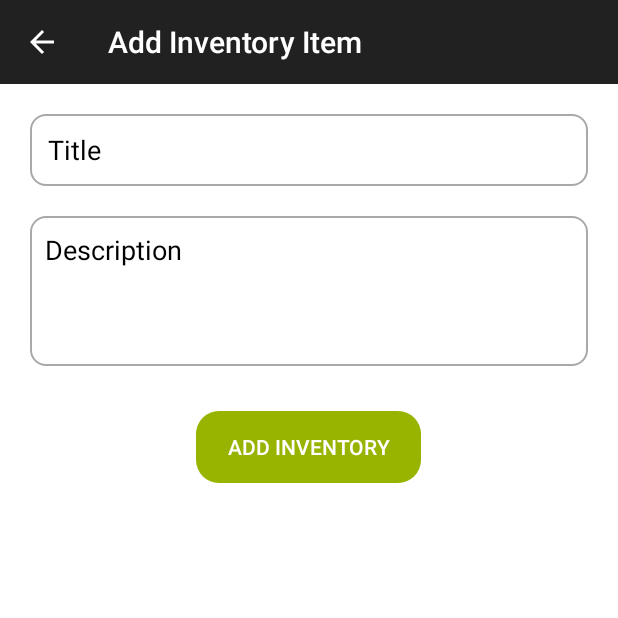
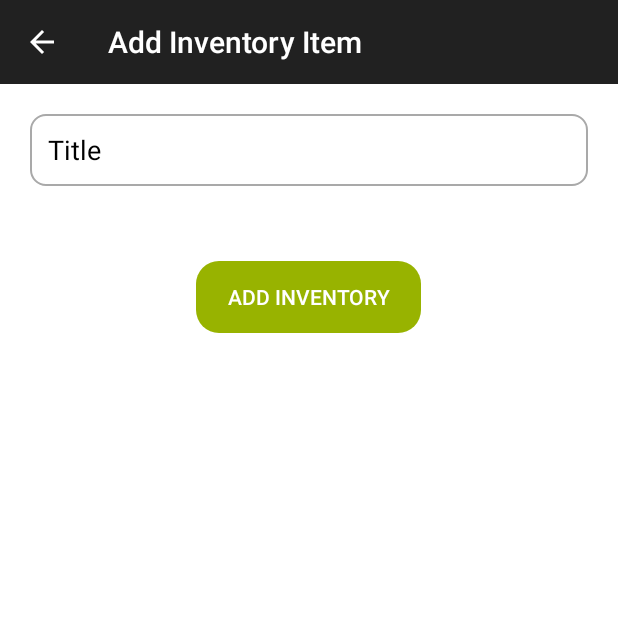
Before and after one commit to ankitha-anil/secondServing, an Android app built with Jetpack Compose: the AddInventoryActivity screen opened directly, with no data from a screen before it, on a phone screen of 412 x 824 dp, the top half of it. Run offline under Robolectric (Android 15) with nearby library versions, the phone set to English and light mode, and no system bars; our stand-ins replace Dagger/Hilt's generated code, Firebase (no records; nobody signed in at launch, a user with empty details on screens opened directly).

Commit message:
Edited AddInventory Implementation

```diff
--- a/app/build.gradle
+++ b/app/build.gradle
@@ -3,6 +3,7 @@ plugins {
     id 'org.jetbrains.kotlin.android'
     id 'org.jetbrains.kotlin.kapt'
     id 'com.google.gms.google-services'
+    id 'androidx.navigation.safeargs.kotlin'
     id 'kotlin-parcelize'
     id 'com.google.dagger.hilt.android'
 }
--- a/app/src/main/AndroidManifest.xml
+++ b/app/src/main/AndroidManifest.xml
@@ -15,11 +15,6 @@
         android:supportsRtl="true"
         android:theme="@style/Theme.SecondServing"
         tools:targetApi="31">
-        <activity
-            android:name=".EditInventoryActivity"
-            android:exported="false"
-            android:theme="@style/Theme.AppCompat"/>
-
         <activity
             android:name=".AddInventoryActivity"
             android:exported="false"
--- a/app/src/main/java/com/example/secondserving/AddInventoryActivity.kt
+++ b/app/src/main/java/com/example/secondserving/AddInventoryActivity.kt
@@ -1,36 +1,33 @@
 package com.example.secondserving
 
 import android.os.Bundle
-import android.util.Log
 import android.widget.Toast
 import androidx.activity.viewModels
 import androidx.appcompat.app.AppCompatActivity
 import com.example.secondserving.data.Inventory
 import com.example.secondserving.data.InventoryDAO
-import com.example.secondserving.databinding.ActivityAddInventoryBinding
-import com.example.secondserving.ui.SecondServingApplication
-import com.example.secondserving.viewmodel.AddEditViewModel
+import com.example.secondserving.databinding.FragmentAddInventoryBinding
+import com.example.secondserving.viewmodel.AddInventoryViewModel
 import com.google.firebase.auth.FirebaseAuth
 import dagger.hilt.android.AndroidEntryPoint
 import kotlinx.coroutines.CoroutineScope
 import kotlinx.coroutines.Dispatchers
 import kotlinx.coroutines.launch
-import kotlinx.coroutines.withContext
 
 @AndroidEntryPoint
 class AddInventoryActivity : AppCompatActivity() {
 
     // Using view binding to interact with the layout views
-    private lateinit var binding: ActivityAddInventoryBinding
+    private lateinit var binding: FragmentAddInventoryBinding
     private lateinit var inventoryDao: InventoryDAO // Assuming you have a DAO interface
     private val coroutineScope = CoroutineScope(Dispatchers.Main)
     private lateinit var auth: FirebaseAuth
-    private val viewModel: AddEditViewModel by viewModels()
+    private val viewModel: AddInventoryViewModel by viewModels()
     override fun onCreate(savedInstanceState: Bundle?) {
         super.onCreate(savedInstanceState)
 
         // Inflate the layout using view binding
-        binding = ActivityAddInventoryBinding.inflate(layoutInflater)
+        binding = FragmentAddInventoryBinding.inflate(layoutInflater)
         setContentView(binding.root)
 
         // Initialize Firebase Authentication
@@ -41,24 +38,23 @@ class AddInventoryActivity : AppCompatActivity() {
         supportActionBar?.setDisplayHomeAsUpEnabled(true)
 
         // Initialize your Room database and obtain the InventoryDao instance
-     //   inventoryDao = (applicationContext as SecondServingApplication).data.inventoryDao()
+        //   inventoryDao = (applicationContext as SecondServingApplication).data.inventoryDao()
 
         // Set up a click listener on the 'Add Product' button
-        binding.addProductBtn.setOnClickListener {
+        binding.addInventoryBtn.setOnClickListener {
             val name = binding.titleEt.text.toString().trim()
-            val currentUser=auth.currentUser
-            val userId=currentUser?.uid ?: ""
+            val currentUser = auth.currentUser
+            val userId = currentUser?.uid ?: ""
             if (name.isNotEmpty()) {
                 val inventory = Inventory(name = name, userID = userId)
                 coroutineScope.launch {
-             //       insertInventory(inventory)
+                    //       insertInventory(inventory)
                 }
             } else {
                 Toast.makeText(this, "Please fill in all fields", Toast.LENGTH_SHORT).show()
             }
         }
     }
-
 
 
     private fun clearFields() {
--- a/app/src/main/java/com/example/secondserving/viewmodel/HomeViewModel.kt
+++ b/app/src/main/java/com/example/secondserving/viewmodel/HomeViewModel.kt
@@ -81,8 +81,8 @@ class HomeViewModel @Inject constructor(
 
     fun onAddEditResult(result: Int) {
         when (result) {
-            ADD_INVENTORY_RESULT_OK -> InventoryEvent.ShowInventorySavedConfirmation("Task Added")
-            EDIT_INVENTORY_RESULT_OK -> InventoryEvent.ShowInventorySavedConfirmation("Task Updated")
+            ADD_INVENTORY_RESULT_OK -> InventoryEvent.ShowInventorySavedConfirmation("Inventory Added")
+            EDIT_INVENTORY_RESULT_OK -> InventoryEvent.ShowInventorySavedConfirmation("Inventory Updated")
         }
     }
 
--- a/app/src/main/res/layout/activity_add_inventory.xml
+++ b/app/src/main/res/layout/fragment_add_inventory.xml
@@ -1,12 +1,11 @@
 <?xml version="1.0" encoding="utf-8"?>
 <LinearLayout xmlns:android="http://schemas.android.com/apk/res/android"
-    xmlns:app="http://schemas.android.com/apk/res-auto"
     xmlns:tools="http://schemas.android.com/tools"
     android:layout_width="match_parent"
     android:layout_height="match_parent"
     android:orientation="vertical"
     android:background="@android:color/white"
-    tools:context=".AddInventoryActivity">
+    tools:context=".ui.view.AddInventoryFragment">
 
     <!--Form to input data-->
     <RelativeLayout
@@ -28,28 +27,11 @@
             android:padding="12dp"
             android:layout_height="48dp"/>
 
-        <EditText
-            android:id="@+id/descriptionEt"
-            android:layout_width="match_parent"
-            android:layout_height="100dp"
-            android:layout_marginHorizontal="20dp"
-            android:background="@drawable/shape_rect02"
-            android:hint="@string/description_hint"
-            android:textColorHint="@color/black"
-            android:textColor="@color/black"
-            android:ellipsize="start"
-            android:gravity="top"
-            android:maxLength="200"
-            android:drawablePadding="10dp"
-            android:inputType="textPersonName|textCapWords|textMultiLine"
-            android:padding="10dp"
-            android:layout_below="@id/titleEt"/>
-
         <Button
-            android:id="@+id/addProductBtn"
+            android:id="@+id/addInventoryBtn"
             android:text="Add Inventory"
             android:textColor="@color/white"
-            android:layout_below="@id/descriptionEt"
+            android:layout_below="@id/titleEt"
             android:layout_centerHorizontal="true"
             android:layout_width="wrap_content"
             android:layout_height="wrap_content"
--- a/settings.gradle
+++ b/settings.gradle
@@ -13,5 +13,5 @@ dependencyResolutionManagement {
     }
 }
 
-rootProject.name = "secondServing"
+rootProject.name = "SecondServing"
 include ':app'
```
Also changed, not shown: app/src/main/java/com/example/secondserving/EditInventoryActivity.kt (deleted, +0 -75 lines), app/src/main/java/com/example/secondserving/ui/view/AddInventoryFragment.kt (added, +72 -0 lines), app/src/main/java/com/example/secondserving/ui/view/HomeFragment.kt (+7 -12 lines), app/src/main/java/com/example/secondserving/viewmodel/AddEditViewModel.kt (deleted, +0 -35 lines), app/src/main/java/com/example/secondserving/viewmodel/AddInventoryViewModel.kt (added, +85 -0 lines), app/src/main/res/navigation/nav_graph.xml (+22 -1 lines).
